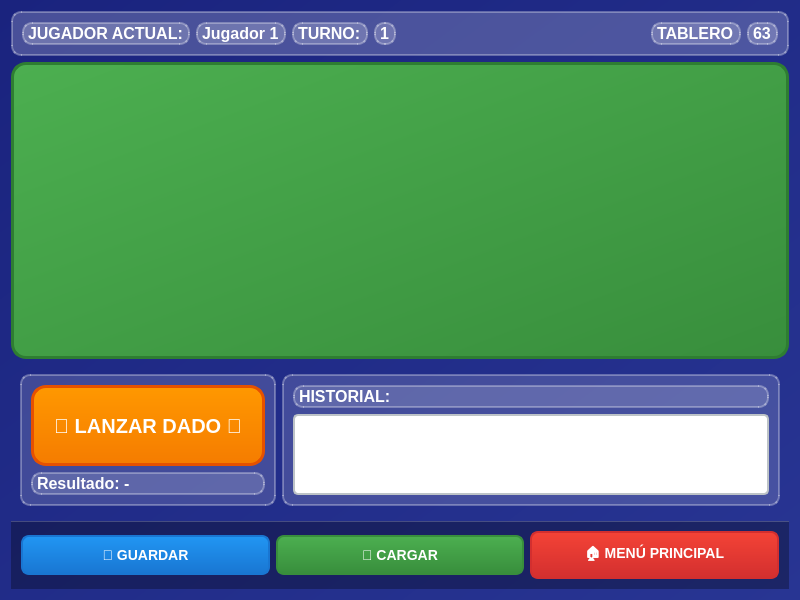
This is interfaz/menujuego.ui in Franc0-L/JuegoOCA as Qt 5 draws it before an edit. The edited form follows.
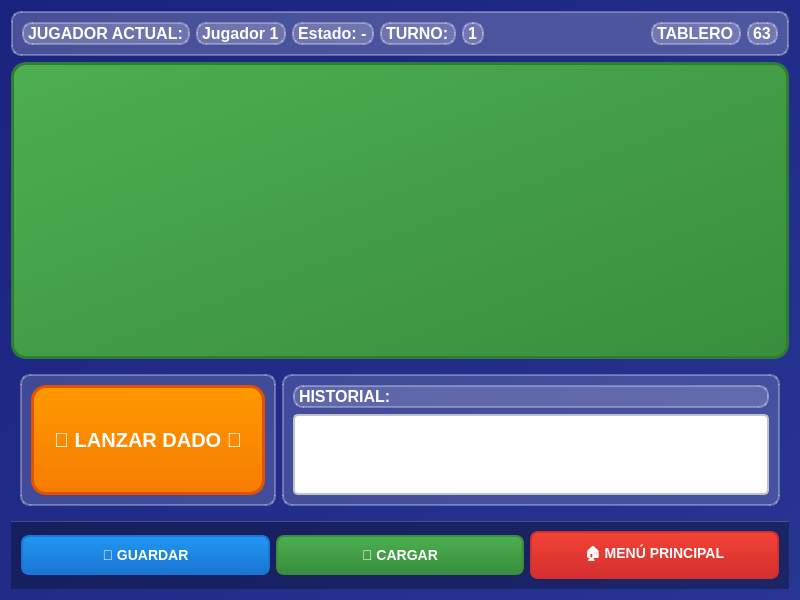
This is the edited form.

The edit to the form file:
```diff
--- a/interfaz/menujuego.ui
+++ b/interfaz/menujuego.ui
@@ -51,6 +51,22 @@
         </property>
        </widget>
       </item>
+      <item>
+       <widget class="QLabel" name="lblEstadoJugador">
+        <property name="sizePolicy">
+         <sizepolicy hsizetype="Preferred" vsizetype="Fixed">
+          <horstretch>0</horstretch>
+          <verstretch>0</verstretch>
+         </sizepolicy>
+        </property>
+        <property name="styleSheet">
+         <string notr="true">color: white; font-size: 16px; font-weight: bold; text-align: center;</string>
+        </property>
+        <property name="text">
+         <string>Estado: -</string>
+        </property>
+       </widget>
+      </item>
       <item>
        <widget class="QLabel" name="lblTurnos">
         <property name="styleSheet">
@@ -204,22 +220,6 @@
            </property>
           </widget>
          </item>
-         <item>
-          <widget class="QLabel" name="lblResultadoDado">
-           <property name="sizePolicy">
-            <sizepolicy hsizetype="Preferred" vsizetype="Fixed">
-             <horstretch>0</horstretch>
-             <verstretch>0</verstretch>
-            </sizepolicy>
-           </property>
-           <property name="styleSheet">
-            <string notr="true">color: white; font-size: 16px; font-weight: bold; text-align: center;</string>
-           </property>
-           <property name="text">
-            <string>Resultado: -</string>
-           </property>
-          </widget>
-         </item>
         </layout>
        </widget>
       </item>
```
